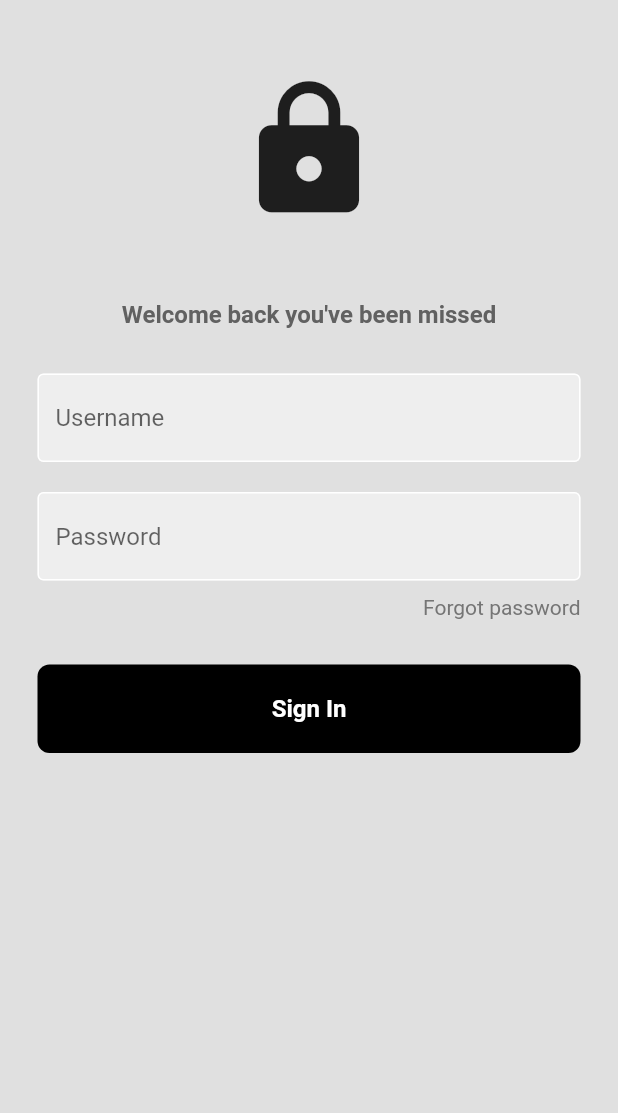
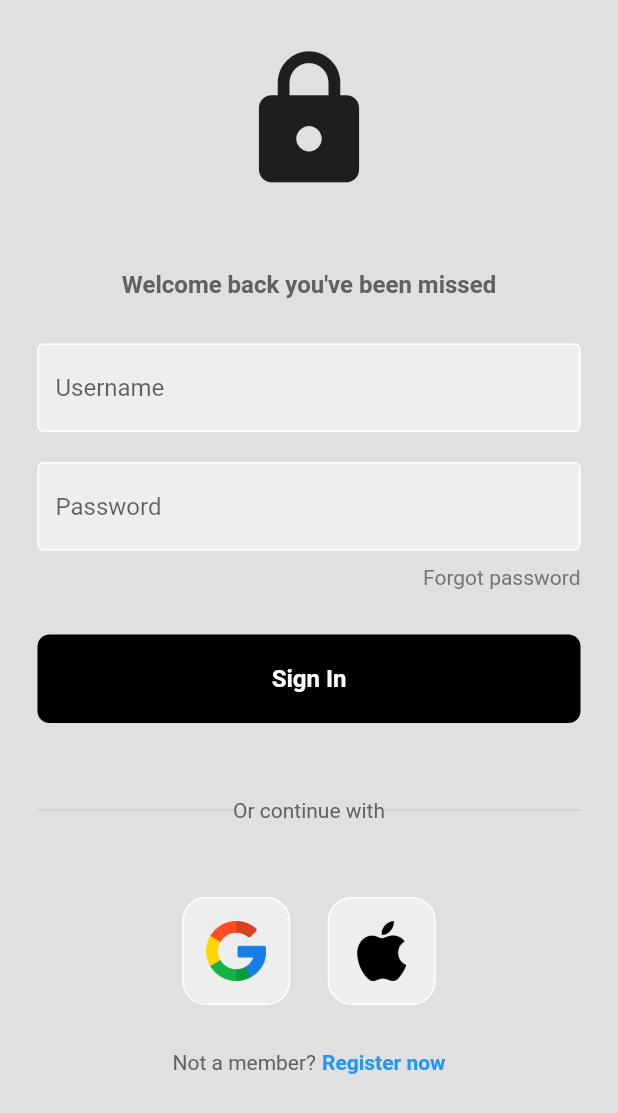
Before and after one commit to Bishwajit-2810/Flutter-basic-3.13, a Flutter app: the screen it shows after launch, on a phone screen of 412 x 824 dp. Shown: the top 1113 px of the screen. Run offline on Flutter 3.47's test engine with Material 2 defaults, Android fonts, the phone set to English and light mode, and no system bars; our stand-ins replace flutter_svg.

Commit message:
complete login page

```diff
--- /dev/null
+++ b/login_page/lib/components/square_tile.dart
@@ -0,0 +1,25 @@
+import 'package:flutter/material.dart';
+
+class LoginWithTile extends StatelessWidget {
+  final String iconpath;
+  const LoginWithTile({
+    super.key,
+    required this.iconpath,
+  });
+
+  @override
+  Widget build(BuildContext context) {
+    return Container(
+      padding: const EdgeInsets.all(15),
+      decoration: BoxDecoration(
+        border: Border.all(color: Colors.white),
+        borderRadius: BorderRadius.circular(16),
+        color: Colors.grey[200],
+      ),
+      child: Image.asset(
+        iconpath,
+        height: 40,
+      ),
+    );
+  }
+}
--- a/login_page/lib/pages/login.dart
+++ b/login_page/lib/pages/login.dart
@@ -1,6 +1,7 @@
 import 'package:flutter/material.dart';
 import 'package:login_page/components/inputfeild.dart';
 import 'package:login_page/components/signinbutton.dart';
+import 'package:login_page/components/square_tile.dart';
 
 class Login extends StatelessWidget {
   Login({super.key});
@@ -17,7 +18,7 @@ class Login extends StatelessWidget {
             child: Column(
               mainAxisAlignment: MainAxisAlignment.center,
               children: [
-                const SizedBox(height: 50),
+                const SizedBox(height: 30),
                 const Icon(
                   Icons.lock,
                   size: 100,
@@ -61,6 +62,65 @@ class Login extends StatelessWidget {
                 const SizedBox(height: 30),
                 const SigninButton(),
                 const SizedBox(height: 50),
+                Padding(
+                  padding: const EdgeInsets.symmetric(horizontal: 25),
+                  child: Row(
+                    children: [
+                      Expanded(
+                        child: Divider(
+                          thickness: 0.5,
+                          color: Colors.grey[400],
+                        ),
+                      ),
+                      Text(
+                        "Or continue with",
+                        style: TextStyle(
+                          color: Colors.grey[700],
+                        ),
+                      ),
+                      Expanded(
+                        child: Divider(
+                          thickness: 0.5,
+                          color: Colors.grey[400],
+                        ),
+                      ),
+                    ],
+                  ),
+                ),
+                const SizedBox(height: 50),
+                const Row(
+                  mainAxisAlignment: MainAxisAlignment.center,
+                  children: [
+                    LoginWithTile(iconpath: 'lib/images/google.png'),
+                    SizedBox(width: 25),
+                    LoginWithTile(iconpath: 'lib/images/apple.png'),
+                  ],
+                ),
+                const SizedBox(height: 30),
+                Row(
+                  mainAxisAlignment: MainAxisAlignment.center,
+                  children: [
+                    Text(
+                      "Not a member?",
+                      style: TextStyle(
+                        color: Colors.grey[700],
+                      ),
+                    ),
+                    const SizedBox(
+                      width: 4,
+                    ),
+                    const Text(
+                      "Register now",
+                      style: TextStyle(
+                        color: Colors.blue,
+                        fontWeight: FontWeight.bold,
+                      ),
+                    ),
+                  ],
+                ),
+                const SizedBox(
+                  height: 20,
+                ),
               ],
             ),
           ),
--- a/login_page/pubspec.yaml
+++ b/login_page/pubspec.yaml
@@ -61,7 +61,7 @@ flutter:
   # To add assets to your application, add an assets section, like this:
   assets:
     - lib/images/
-    # - images/a_dot_ham.jpeg
+
 
   # An image asset can refer to one or more resolution-specific "variants", see
   # https://flutter.dev/assets-and-images/#resolution-aware
```
Also changed, not shown: login_page/pubspec.lock, 1 other file.
